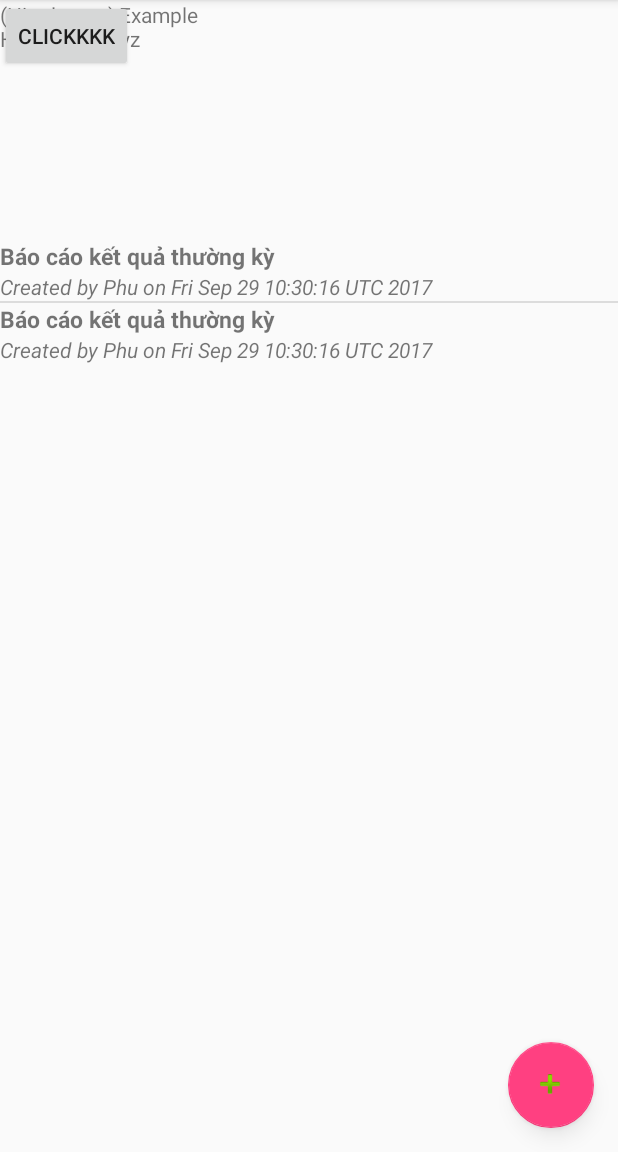
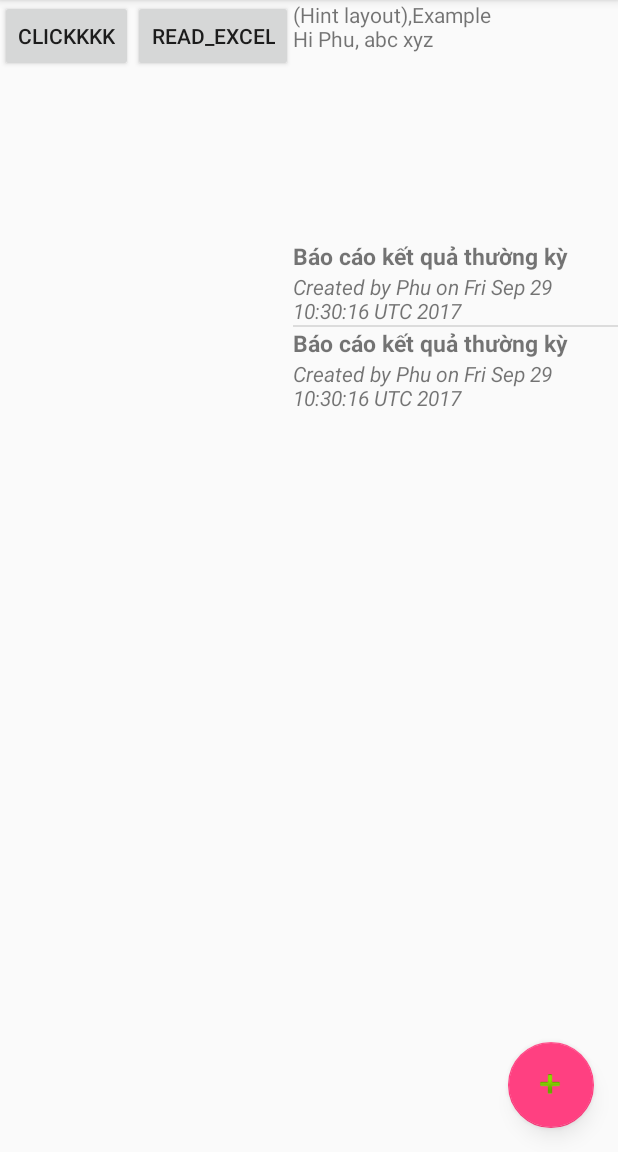
Before and after one commit to lazykitty267/LVTN, an Android app: the screen it shows after launch (MainActivity), after a tap on "Báo cáo", on a phone screen of 412 x 824 dp, the part 84-1236 px from its top. Run offline under Robolectric (Android 15) with nearby library versions, the phone set to English and light mode, and no system bars; 2 other taps on this screen came first.

Commit message:
Add File chooser and POI api to read excelfile - get some issues

```diff
--- a/app/build.gradle
+++ b/app/build.gradle
@@ -20,7 +20,7 @@ android {
 }
 
 dependencies {
-    compile fileTree(dir: 'libs', include: ['*.jar'])
+    compile fileTree(include: ['*.jar'], dir: 'libs')
     androidTestCompile('com.android.support.test.espresso:espresso-core:2.2.2', {
         exclude group: 'com.android.support', module: 'support-annotations'
     })
@@ -31,4 +31,7 @@ dependencies {
     compile 'com.google.android.gms:play-services-plus:10.0.0'
     compile 'com.android.support:recyclerview-v7:25.3.1'
     testCompile 'junit:junit:4.12'
+    //    compile 'com.itextpdf:pdfa:5.4.1'
+    compile files('build/lib/itextpdf-5.4.1.jar')
+    compile files('build/lib/poi-3.17.jar')
 }
--- a/app/src/main/AndroidManifest.xml
+++ b/app/src/main/AndroidManifest.xml
@@ -9,6 +9,8 @@
 
     <!-- To access Google+ APIs: -->
     <uses-permission android:name="android.permission.INTERNET" />
+    <uses-permission android:name="android.permission.READ_EXTERNAL_STORAGE" />
+    <uses-permission android:name="android.permission.WRITE_EXTERNAL_STORAGE" />
 
     <application
         android:allowBackup="true"
--- a/app/src/main/java/bk/lvtn/FieldActivity.java
+++ b/app/src/main/java/bk/lvtn/FieldActivity.java
@@ -13,8 +13,8 @@ public class FieldActivity extends AppCompatActivity {
         super.onCreate(savedInstanceState);
         setContentView(R.layout.template1_layout);
         EditText a = (EditText) findViewById(R.id.company_name_input);
-        Animation scaleAnimation = new ScaleAnimation(0, 1, 1, 1);
-        scaleAnimation.setDuration(750);
-        a.startAnimation(scaleAnimation);
+//        Animation scaleAnimation = new ScaleAnimation(0, 1, 1, 1);
+//        scaleAnimation.setDuration(750);
+//        a.startAnimation(scaleAnimation);
     }
 }
--- a/app/src/main/res/layout/content_main.xml
+++ b/app/src/main/res/layout/content_main.xml
@@ -8,16 +8,24 @@
     tools:context="bk.lvtn.MainActivity"
     tools:showIn="@layout/app_bar_main">
 
-    <FrameLayout
+    <LinearLayout
         android:id="@+id/content"
         android:layout_width="match_parent"
         android:layout_height="match_parent"
         android:layout_weight="1">
+
         <Button
             android:id="@+id/button"
             android:layout_width="wrap_content"
             android:layout_height="wrap_content"
-            android:text="clickkkk"/>
-    </FrameLayout>
+            android:text="clickkkk" />
+
+        <Button
+            android:id="@+id/read_excel"
+            android:layout_width="wrap_content"
+            android:layout_height="wrap_content"
+            android:text="read_excel"
+            />
+    </LinearLayout>
 
 </LinearLayout>
```
Also changed, not shown: app/src/main/java/bk/lvtn/MainActivity.java (+81 -0 lines), app/src/main/java/bk/lvtn/component/ExcelHandle.java (added, +29 -0 lines).
